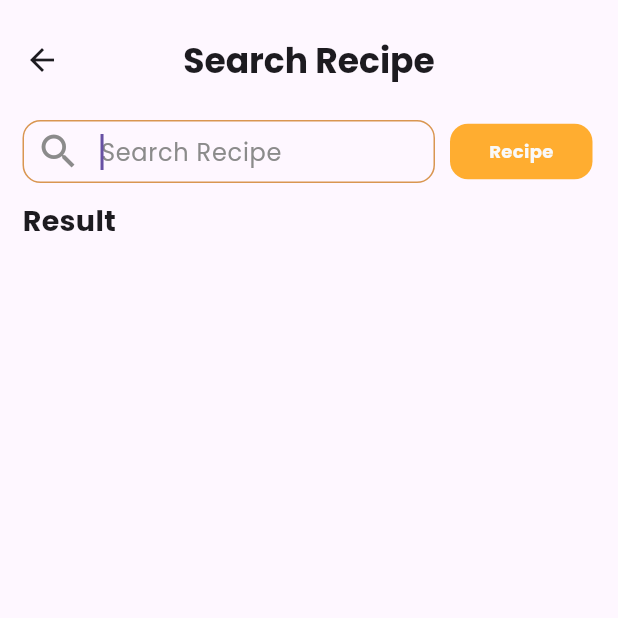
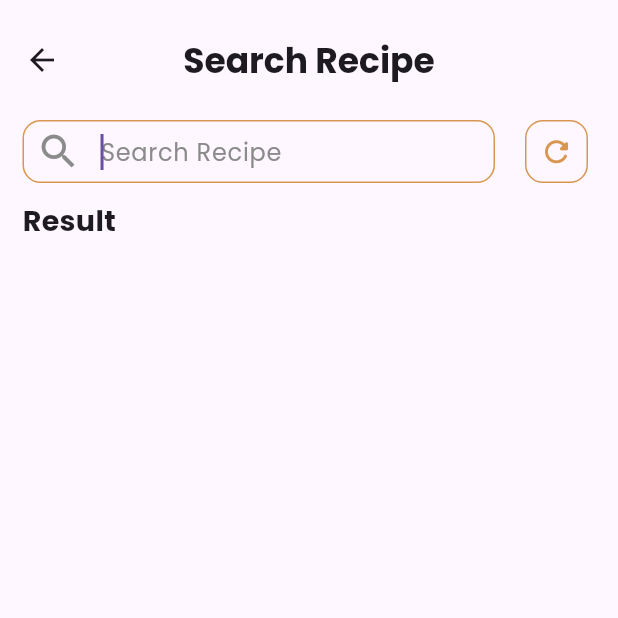
Before and after one commit to EqiBaihaqi/Mini_Project_Alterra, a Flutter app: the SearchPage screen opened directly, on a phone screen of 412 x 824 dp, the top half of it. Run offline on Flutter 3.47's test engine with Material 3 defaults, Android fonts, the light colour scheme and no system bars; our stand-ins replace dio, dot_navigation_bar, flutter_widget_from_html, google_fonts, loading_animation_widget.

Commit message:
Removing searhIngredient fiture

```diff
--- a/lib/model/search_ingredient_response.dart
+++ b/lib/model/search_ingredient_response.dart
@@ -26,14 +26,14 @@ class SearchIngredientResponse {
   factory SearchIngredientResponse.fromJson(Map<String, dynamic> json) {
     return SearchIngredientResponse(
       results: (json["results"] as List<dynamic>?)
-        ?.map((result) => SearchIngredientResult.fromJson(result))
+          ?.map((result) =>
+              SearchIngredientResult.fromJson(result as Map<String, dynamic>))
           .toList(),
       offset: json["offset"],
       number: json["number"],
       totalResults: json["totalResults"],
     );
   }
-
 
   Map<String, dynamic> toJson() => {
         "results": results == null
--- a/lib/page/detail_recipe/detail_recipe_page.dart
+++ b/lib/page/detail_recipe/detail_recipe_page.dart
@@ -1,7 +1,6 @@
-import 'package:flutter/cupertino.dart';
+
 import 'package:flutter/material.dart';
-import 'package:flutter/rendering.dart';
-import 'package:flutter/widgets.dart';
+
 import 'package:provider/provider.dart';
 import 'package:your_comfort_food/constant/color_constant.dart';
 import 'package:your_comfort_food/constant/constant.dart';
--- a/lib/page/home_page/home_page.dart
+++ b/lib/page/home_page/home_page.dart
@@ -1,7 +1,7 @@
-import 'package:flutter/cupertino.dart';
+
 import 'package:flutter/material.dart';
 import 'package:flutter/services.dart';
-import 'package:flutter/widgets.dart';
+
 
 import 'package:provider/provider.dart';
 import 'package:your_comfort_food/constant/color_constant.dart';
--- a/lib/page/search_page/search_page.dart
+++ b/lib/page/search_page/search_page.dart
@@ -40,43 +40,33 @@ class _SearchPageState extends State<SearchPage> {
                   children: [
                     SearchTextFormWidget(
                       autoFocus: widget.autoFocus,
-                      width: 275,
+                      width: 315,
                       height: 42,
                       controller: provider.queryController,
                       onSubmitted: (String value) {
-                        provider.isRecipe
-                            ? provider.getSearchRecipe()
-                            : provider.getIngredient();
+                        provider.getSearchRecipe();
                       },
                     ),
                     const SizedBox(
                       width: 10,
                     ),
-                    GestureDetector(
-                      onTap: () {
-                        provider.changeOptionSearch();
-                      },
-                      child: Container(
+                    Container(
+                        margin: const EdgeInsets.only(left: 10),
+                        width: 42,
+                        height: 42,
                         decoration: BoxDecoration(
-                          borderRadius: BorderRadius.circular(12),
-                          color: provider.isRecipe
-                              ? ColorConstant.orangeColor2
-                              : ColorConstant.grayColor,
-                        ),
-                        width: 95,
-                        height: 37,
-                        child: Align(
-                            alignment: Alignment.center,
-                            child: Text(
-                              provider.isRecipe ? 'Recipe' : 'Ingredient',
-                              style: TextStyleConstant.poppinsRegular.copyWith(
-                                fontWeight: FontWeight.bold,
-                                color: ColorConstant.whitishGray,
-                                fontSize: 12,
-                              ),
-                            )),
-                      ),
-                    ),
+                            border:
+                                Border.all(color: ColorConstant.orangeColor),
+                            borderRadius: BorderRadius.circular(12)),
+                        child: IconButton(
+                            onPressed: () {
+                              provider.getSearchRecipe();
+                            },
+                            icon: Icon(
+                              Icons.refresh_rounded,
+                              color: ColorConstant.orangeColor,
+                              size: 23,
+                            )))
                   ],
                 ),
                 Container(
--- a/lib/page/search_page/search_page_view_model.dart
+++ b/lib/page/search_page/search_page_view_model.dart
@@ -1,9 +1,10 @@
 import 'package:dio/dio.dart';
 import 'package:flutter/material.dart';
 import 'package:flutter/widgets.dart';
-import 'package:your_comfort_food/model/search_ingredient_response.dart';
+
 import 'package:your_comfort_food/model/search_recipes_response.dart';
 import 'package:your_comfort_food/model/service/search_recipe_service.dart';
+
 
 class SearchPageViewModel extends ChangeNotifier {
   final TextEditingController _queryController = TextEditingController();
@@ -114,36 +115,7 @@ class SearchPageViewModel extends ChangeNotifier {
     }
   }
 
-  bool _isRecipe = true;
-  bool get isRecipe => _isRecipe;
 
-  void changeOptionSearch() {
-    _isRecipe = !_isRecipe;
-    notifyListeners();
-  }
 
-  SearchIngredientResponse _searchIngredientResponse =
-      SearchIngredientResponse();
-  SearchIngredientResponse get searchIngredientResponse =>
-      _searchIngredientResponse;
-  void getIngredient() async {
-    _isLoadingSearch = true;
-    _errorSearch = null;
-    _searchIngredientResponse = SearchIngredientResponse();
 
-    notifyListeners();
-    try {
-      final response = await ServiceSearch.getIngredient(_queryController.text);
-
-      _searchIngredientResponse = response;
-
-      notifyListeners();
-    } on DioException catch (e) {
-      _errorSearch = e.toString();
-      notifyListeners();
-    } finally {
-      _isLoadingSearch = false;
-      notifyListeners();
-    }
-  }
 }
```
Also changed, not shown: lib/model/service/search_recipe_service.dart (+0 -18 lines), lib/page/search_page/widget/search_result_widget.dart (+5 -11 lines). Lines whose indentation alone changed are shown as unchanged.
